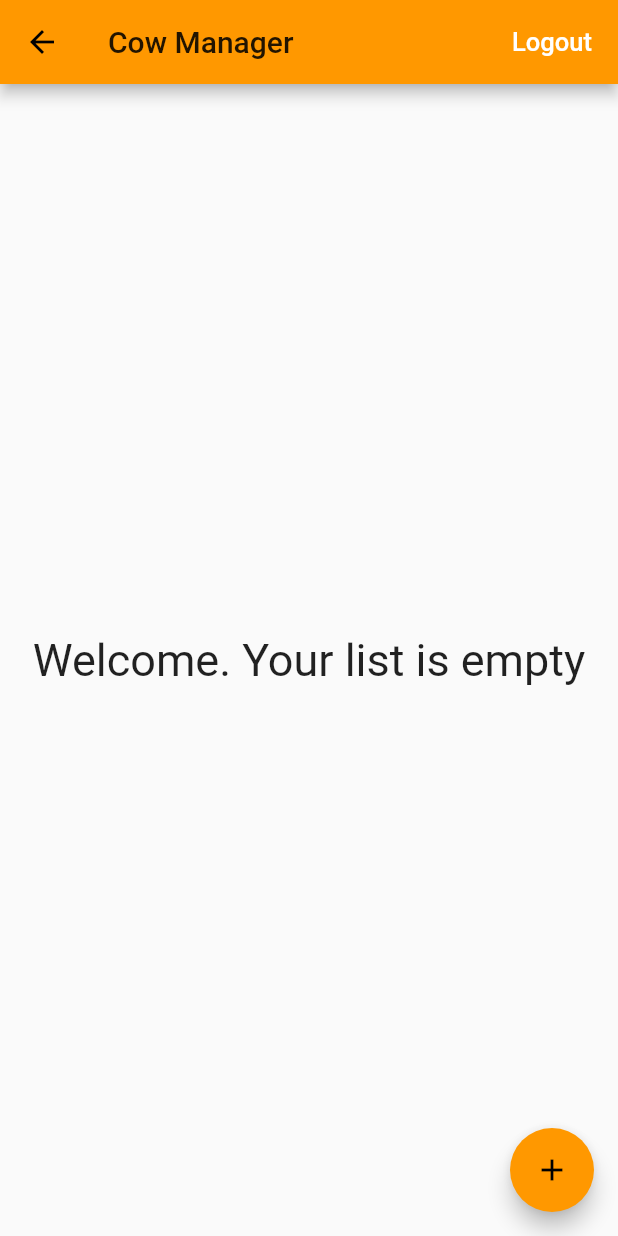
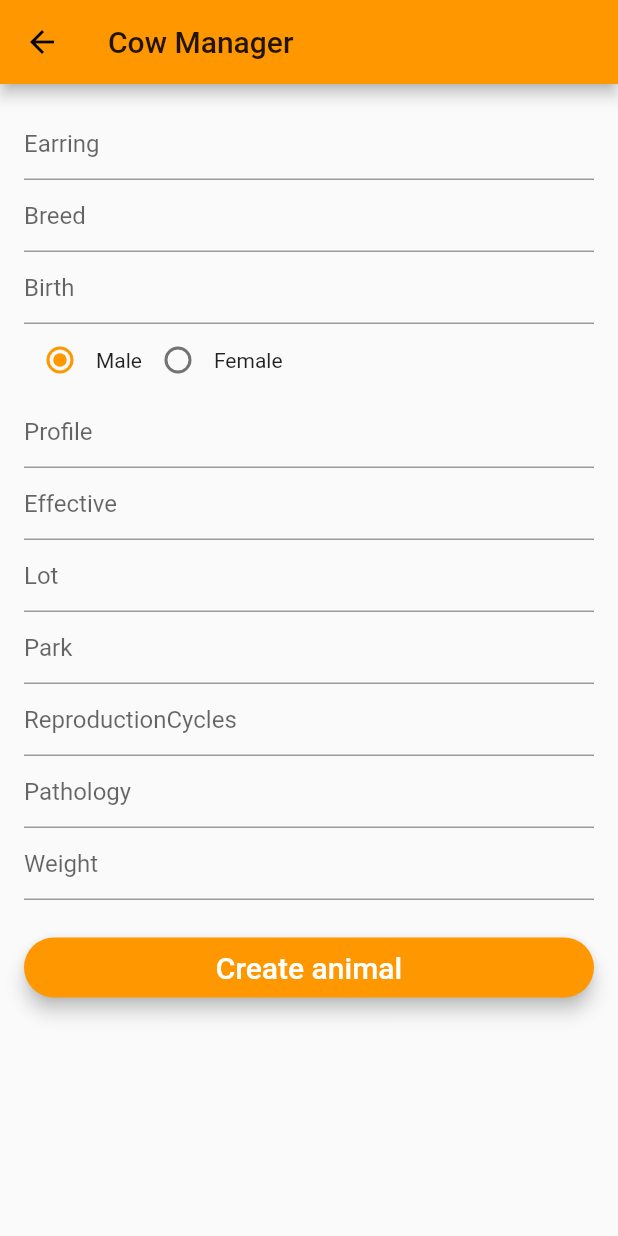
Before and after one commit to dmarmelo/cow-manager, a Flutter app: the HomePage screen opened directly, after a tap on the "add" icon, on a phone screen of 412 x 824 dp. Run offline on Flutter 3.47's test engine with Material 2 defaults, Android fonts, the phone set to English and light mode, and no system bars; our stand-ins replace firebase_auth, firebase_database; accounts and stored records are empty.

Commit message:
Inicio da página de insereção de animais.

```diff
--- a/lib/main.dart
+++ b/lib/main.dart
@@ -1,6 +1,6 @@
 import 'package:flutter/material.dart';
 import 'package:cow_manager/services/authentication.dart';
-import 'package:cow_manager/pages/root_page.dart';
+import 'package:cow_manager/view/root_page.dart';
 
 void main() {
   runApp(new MyApp());
--- a/lib/pages/home_page.dart
+++ b/lib/view/home_page.dart
@@ -2,6 +2,7 @@ import 'dart:async';
 
 import 'package:cow_manager/model/animal.dart';
 import 'package:cow_manager/services/authentication.dart';
+import 'package:cow_manager/view/new_animal.dart';
 import 'package:flutter/material.dart';
 import 'package:firebase_database/firebase_database.dart';
 
@@ -20,6 +21,8 @@ class HomePage extends StatefulWidget {
 class _HomePageState extends State<HomePage> {
   final FirebaseDatabase _database = FirebaseDatabase.instance;
 
+  final _textEditingController = TextEditingController();
+
   List<Animal> _animalList;
   Query _animalQuery;
   StreamSubscription<Event> _onAnimalAddedSubscription;
@@ -30,11 +33,10 @@ class _HomePageState extends State<HomePage> {
     super.initState();
 
     _animalList = new List();
-    _animalQuery = _database
-        .reference()
-        .child("animais");
+    _animalQuery = _database.reference().child("animais");
     _onAnimalAddedSubscription = _animalQuery.onChildAdded.listen(onEntryAdded);
-    _onAnimalChangedSubscription = _animalQuery.onChildChanged.listen(onEntryChanged);
+    _onAnimalChangedSubscription =
+        _animalQuery.onChildChanged.listen(onEntryChanged);
   }
 
   @override
@@ -70,6 +72,41 @@ class _HomePageState extends State<HomePage> {
     }
   }
 
+  showAddAnimalDialog(BuildContext context) async {
+    _textEditingController.clear();
+    await showDialog<String>(
+        context: context,
+        builder: (BuildContext context) {
+          return AlertDialog(
+            content: new Row(
+              children: <Widget>[
+                new Expanded(
+                    child: new TextField(
+                  controller: _textEditingController,
+                  autofocus: true,
+                  decoration: new InputDecoration(
+                    labelText: 'Add new todo',
+                  ),
+                ))
+              ],
+            ),
+            actions: <Widget>[
+              new FlatButton(
+                  child: const Text('Cancel'),
+                  onPressed: () {
+                    Navigator.pop(context);
+                  }),
+              new FlatButton(
+                  child: const Text('Save'),
+                  onPressed: () {
+                    //addNewAnimal(_textEditingController.text.toString());
+                    Navigator.pop(context);
+                  })
+            ],
+          );
+        });
+  }
+
   Widget showAnimalList() {
     if (_animalList.length > 0) {
       return ListView.builder(
@@ -101,10 +138,10 @@ class _HomePageState extends State<HomePage> {
     } else {
       return Center(
           child: Text(
-            "Welcome. Your list is empty",
-            textAlign: TextAlign.center,
-            style: TextStyle(fontSize: 30.0),
-          ));
+        "Welcome. Your list is empty",
+        textAlign: TextAlign.center,
+        style: TextStyle(fontSize: 30.0),
+      ));
     }
   }
 
@@ -122,8 +159,10 @@ class _HomePageState extends State<HomePage> {
         ),
         body: showAnimalList(),
         floatingActionButton: FloatingActionButton(
-          onPressed: () {},
-          tooltip: 'Increment',
+          onPressed: () {
+            Navigator.push(context, MaterialPageRoute(builder: (ctx) => NewAnimalPage()));
+          },
+          tooltip: 'Novo Animal',
           child: Icon(Icons.add),
         ));
   }
--- /dev/null
+++ b/lib/view/new_animal.dart
@@ -0,0 +1,256 @@
+import 'package:flutter/material.dart';
+import 'package:intl/intl.dart';
+
+class NewAnimalPage extends StatefulWidget {
+  @override
+  State<StatefulWidget> createState() => new _NewAnimalPageState();
+}
+
+class _NewAnimalPageState extends State<NewAnimalPage> {
+  final _formKey = new GlobalKey<FormState>();
+
+  String _electronicId;
+  String _earring;
+  String _breed;
+  DateTime _birth;
+  String _gender = "Macho";
+  String _profile;
+  String _effective;
+  String _lot;
+  String _park;
+  int _reproductionCycles;
+  String _pathology;
+  double _weight;
+  String _userId;
+
+  String _errorMessage;
+
+  @override
+  void initState() {
+    _errorMessage = "";
+    super.initState();
+  }
+
+  // Check if form is valid before perform login or signup
+  bool validateAndSave() {
+    final form = _formKey.currentState;
+    if (form.validate()) {
+      form.save();
+      return true;
+    }
+    return false;
+  }
+
+  void validateAndSubmit() async {
+    setState(() {
+      _errorMessage = "";
+    });
+    if (validateAndSave()) {
+      String userId = "";
+      try {
+
+      } catch (e) {
+        print('Error: $e');
+        setState(() {
+          _errorMessage = e.message;
+          _formKey.currentState.reset();
+        });
+      }
+    }
+  }
+
+  void resetForm() {
+    _formKey.currentState.reset();
+    _errorMessage = "";
+  }
+
+  @override
+  Widget build(BuildContext context) {
+    return new Scaffold(
+      appBar: new AppBar(
+        title: new Text('Cow Manager'),
+      ),
+      body: _showForm(),
+    );
+  }
+
+  Widget _showForm() {
+    return new Container(
+        padding: EdgeInsets.all(16.0),
+        child: new Form(
+          key: _formKey,
+          child: new ListView(
+            shrinkWrap: true,
+            children: <Widget>[
+              new TextFormField( // Earring
+                maxLines: 1,
+                keyboardType: TextInputType.text,
+                autofocus: false,
+                decoration: new InputDecoration(
+                  hintText: "Earring",
+                ),
+                validator: (value) =>
+                    value.isEmpty ? 'Earring can\'t be empty' : null,
+                onSaved: (value) => _earring = value.trim(),
+              ),
+              new TextFormField( // Breed
+                maxLines: 1,
+                keyboardType: TextInputType.text,
+                autofocus: false,
+                decoration: new InputDecoration(
+                  hintText: "Breed",
+                ),
+                validator: (value) =>
+                value.isEmpty ? 'Breed can\'t be empty' : null,
+                onSaved: (value) => _breed = value.trim(),
+              ),
+              new TextFormField( // Birth
+                maxLines: 1,
+                keyboardType: TextInputType.datetime,
+                autofocus: false,
+                decoration: new InputDecoration(
+                  hintText: "Birth",
+                ),
+                validator: (value) =>
+                // TODO validate date
+                value.isEmpty ? 'Birth can\'t be empty' : null,
+                onSaved: (value) => _birth = DateFormat('yyyy-MM-dd').parse(value.trim()),
+              ),
+              new Row( //Gender
+                children: <Widget>[
+                  new Radio(
+                    value: 'Macho',
+                    groupValue: _gender,
+                    onChanged: (newValue) => setState(() {
+                      _gender = newValue;
+                    }),
+                  ),
+                  new Text('Male'),
+                  new Radio(
+                    value: 'Femea',
+                    groupValue: _gender,
+                    onChanged: (newValue) => setState(() {
+                      _gender = newValue;
+                    }),
+                  ),
+                  new Text('Female'),
+                ],
+              ),
+              new TextFormField( // Profile
+                maxLines: 1,
+                keyboardType: TextInputType.text,
+                autofocus: false,
+                decoration: new InputDecoration(
+                  hintText: "Profile",
+                ),
+                validator: (value) =>
+                value.isEmpty ? 'Profile can\'t be empty' : null,
+                onSaved: (value) => _profile = value.trim(),
+              ),
+              new TextFormField( // Effective
+                maxLines: 1,
+                keyboardType: TextInputType.text,
+                autofocus: false,
+                decoration: new InputDecoration(
+                  hintText: "Effective",
+                ),
+                validator: (value) =>
+                value.isEmpty ? 'Effective can\'t be empty' : null,
+                onSaved: (value) => _effective = value.trim(),
+              ),
+              new TextFormField( // Lot
+                maxLines: 1,
+                keyboardType: TextInputType.text,
+                autofocus: false,
+                decoration: new InputDecoration(
+                  hintText: "Lot",
+                ),
+                validator: (value) =>
+                value.isEmpty ? 'Lot can\'t be empty' : null,
+                onSaved: (value) => _lot = value.trim(),
+              ),
+              new TextFormField( // Park
+                maxLines: 1,
+                keyboardType: TextInputType.text,
+                autofocus: false,
+                decoration: new InputDecoration(
+                  hintText: "Park",
+                ),
+                validator: (value) =>
+                value.isEmpty ? 'Park can\'t be empty' : null,
+                onSaved: (value) => _park = value.trim(),
+              ),
+              new TextFormField( // ReproductionCycles
+                maxLines: 1,
+                keyboardType: TextInputType.numberWithOptions(),
+                autofocus: false,
+                decoration: new InputDecoration(
+                  hintText: "ReproductionCycles",
+                ),
+                validator: (value) =>
+                value.isEmpty ? 'ReproductionCycles can\'t be empty' : null,
+                onSaved: (value) => _reproductionCycles = int.parse(value.trim()),
+              ),
+              new TextFormField( // Pathology
+                maxLines: 1,
+                keyboardType: TextInputType.text,
+                autofocus: false,
+                decoration: new InputDecoration(
+                  hintText: "Pathology",
+                ),
+                validator: (value) =>
+                value.isEmpty ? 'Pathology can\'t be empty' : null,
+                onSaved: (value) => _pathology = value.trim(),
+              ),
+              new TextFormField( // Weight
+                maxLines: 1,
+                keyboardType: TextInputType.numberWithOptions(decimal: true),
+                autofocus: false,
+                decoration: new InputDecoration(
+                  hintText: "Weight",
+                ),
+                validator: (value) =>
+                value.isEmpty ? 'Weight can\'t be empty' : null,
+                onSaved: (value) => _weight = double.parse(value.trim()),
+              ),
+              showPrimaryButton(),
+              showErrorMessage(),
+            ],
+          ),
+        ));
+  }
+
+  Widget showPrimaryButton() {
+    return new Padding(
+        padding: EdgeInsets.fromLTRB(0.0, 25.0, 0.0, 0.0),
+        child: SizedBox(
+          height: 40.0,
+          child: new RaisedButton(
+            elevation: 5.0,
+            shape: new RoundedRectangleBorder(
+                borderRadius: new BorderRadius.circular(30.0)),
+            color: Colors.orange,
+            child: new Text('Create animal',
+                style: new TextStyle(fontSize: 20.0, color: Colors.white)),
+            onPressed: validateAndSubmit,
+          ),
+        ));
+  }
+
+  Widget showErrorMessage() {
+    if (_errorMessage.length > 0 && _errorMessage != null) {
+      return new Text(
+        _errorMessage,
+        style: TextStyle(
+            fontSize: 13.0,
+            color: Colors.red,
+            height: 1.0,
+            fontWeight: FontWeight.w300),
+      );
+    } else {
+      return new Container(
+        height: 0.0,
+      );
+    }
+  }
+}
--- a/lib/pages/root_page.dart
+++ b/lib/view/root_page.dart
@@ -1,7 +1,7 @@
 import 'package:flutter/material.dart';
-import 'package:cow_manager/pages/login_signup_page.dart';
+import 'package:cow_manager/view/login_signup_page.dart';
 import 'package:cow_manager/services/authentication.dart';
-import 'package:cow_manager/pages/home_page.dart';
+import 'package:cow_manager/view/home_page.dart';
 
 enum AuthStatus {
   NOT_DETERMINED,
```
Also changed, not shown: lib/view/login_signup_page.dart (renamed from lib/pages/login_signup_page.dart).
